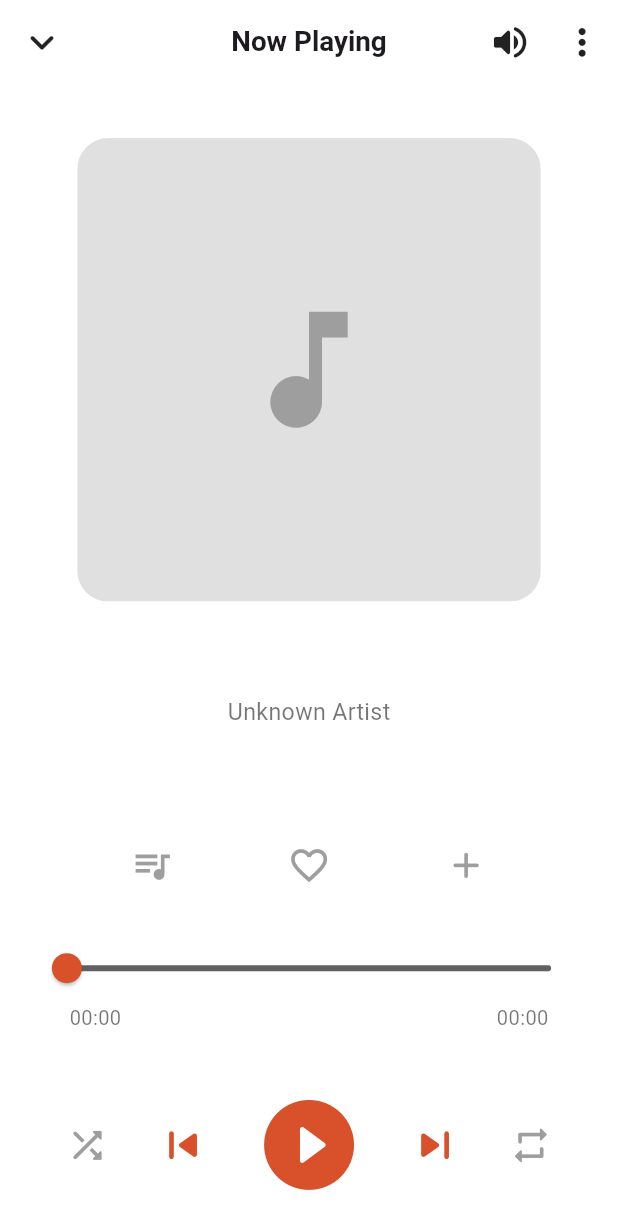
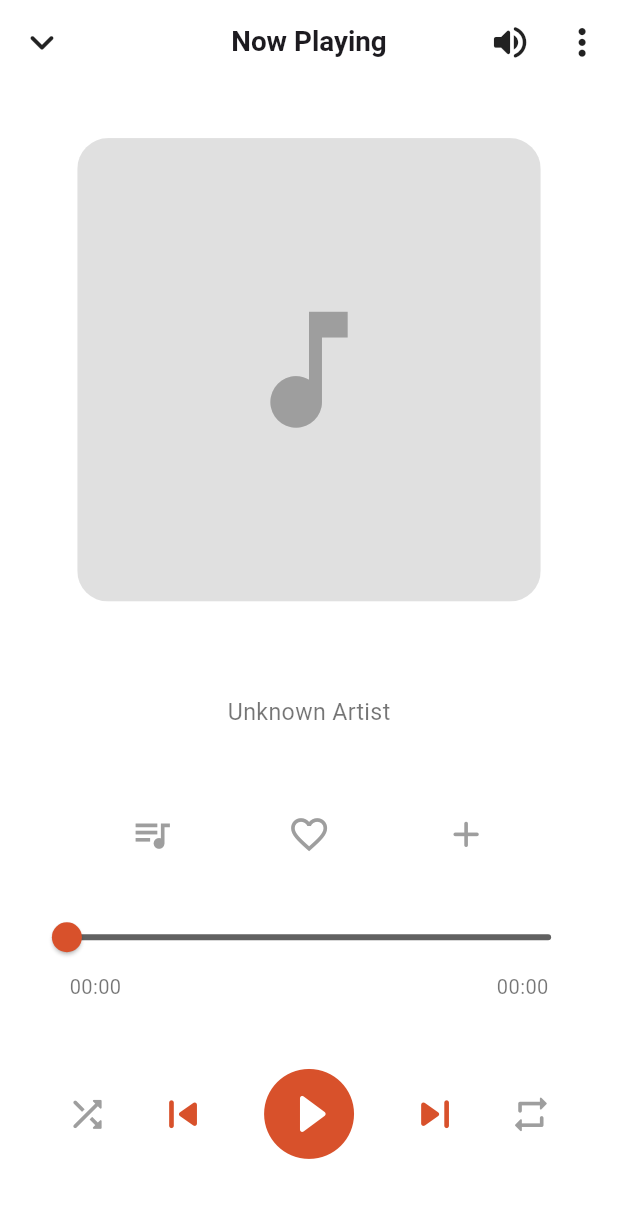
Before and after one commit to AbuBakarGhumman/Sound-Bits, a Flutter app: the FullPlayerPage screen opened directly with empty values, on a phone screen of 412 x 824 dp. Shown: the top 1229 px of the screen. Run offline on Flutter 3.47's test engine with Material 3 defaults, Android fonts, the phone set to English and light mode, and no system bars; our stand-ins replace just_audio, marquee, on_audio_query, permission_handler, shared_preferences; missing offline and left inert: volume_controller; accounts and stored records are empty.

Commit message:
Made changes to Full Player Page Responsiveness

```diff
--- a/lib/UI/Pages/full_player_page.dart
+++ b/lib/UI/Pages/full_player_page.dart
@@ -214,7 +214,7 @@ class _FullPlayerPageState extends State<FullPlayerPage> {
               style:
               TextStyle(fontSize: fs(15), color: isDark ? Colors.white70 : Colors.black54),
             ),
-            SizedBox(height: h(65)),
+            SizedBox(height: h(45)),
             Row(
               mainAxisAlignment: MainAxisAlignment.spaceEvenly,
               children: [
```
